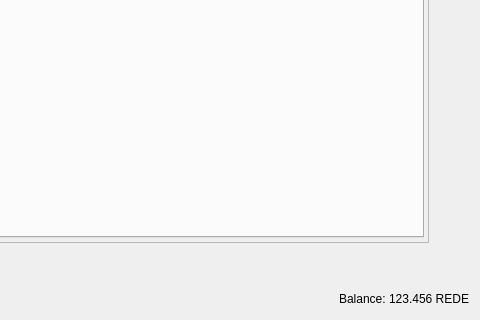
Above: src/qt/forms/restrictedassetsdialog.ui from shahepay/shahepay before the change; both pictures show x 688 to 1168 and y 680 to 1000 of the 1168 by 1000 pixel window. Below: the same form after it.
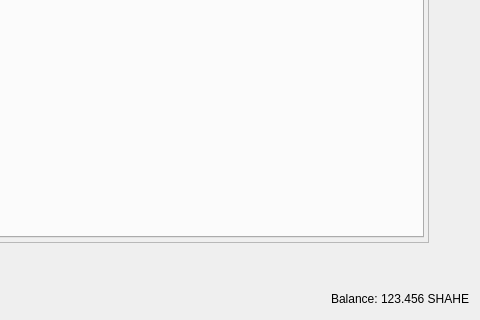
That is the form after the change.

The edit to the form file:
```diff
--- a/src/qt/forms/restrictedassetsdialog.ui
+++ b/src/qt/forms/restrictedassetsdialog.ui
@@ -281,7 +281,7 @@
         <cursorShape>IBeamCursor</cursorShape>
        </property>
        <property name="text">
-        <string notr="true">123.456 REDE</string>
+        <string notr="true">123.456 SHAHE</string>
        </property>
        <property name="textInteractionFlags">
         <set>Qt::LinksAccessibleByMouse|Qt::TextSelectableByKeyboard|Qt::TextSelectableByMouse</set>
```
Left out of the diff: 2 changed lines with no effect on the pictures.
